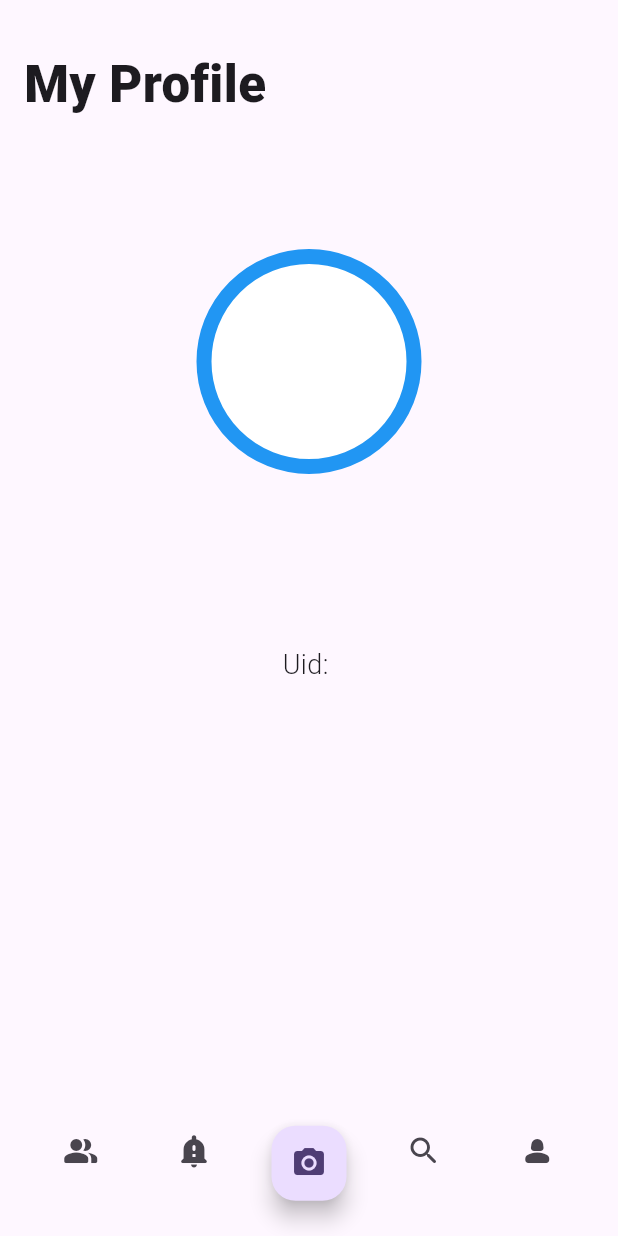
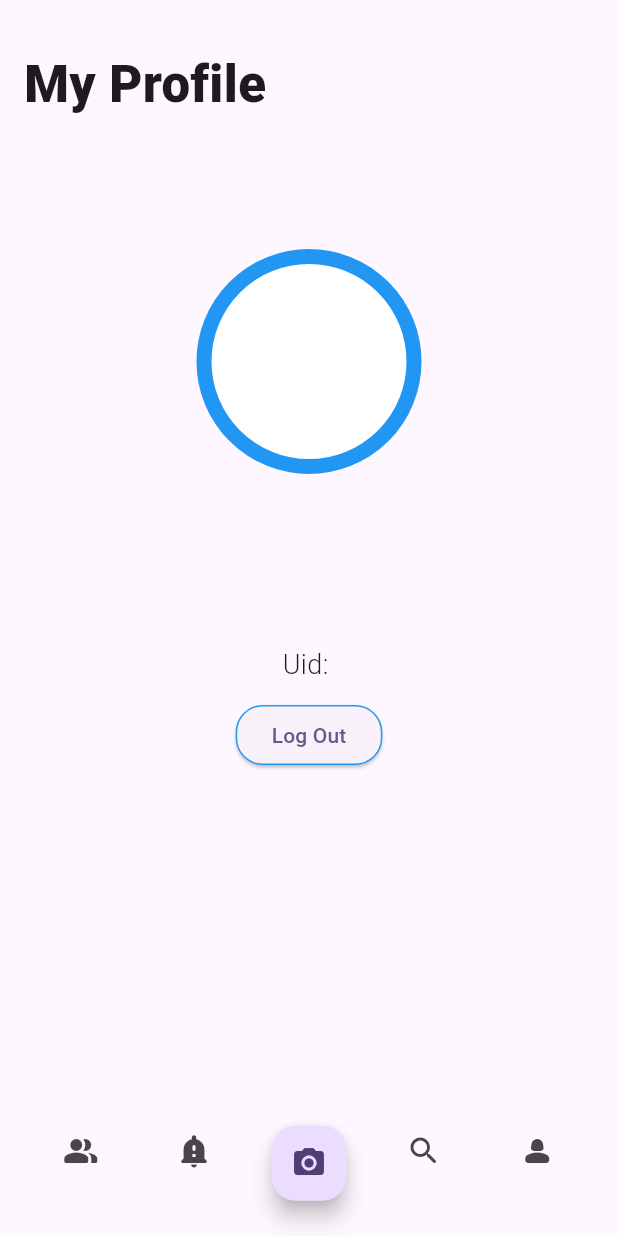
Before and after one commit to ahmed-debbech/divide_frontend, a Flutter app: the Shell screen opened directly, item 4 of the bottom bar chosen, on a phone screen of 412 x 824 dp. Run offline on Flutter 3.47's test engine with Material 3 defaults, Android fonts, the phone set to English and light mode, and no system bars; our stand-ins replace qr_flutter, shared_preferences; missing offline and left inert: qr_code_scanner; accounts and stored records are empty; network calls fail.

Commit message:
add logout button

```diff
--- a/lib/shared_pref/SharedPrefDb.dart
+++ b/lib/shared_pref/SharedPrefDb.dart
@@ -23,4 +23,9 @@ class SharedPrefDb {
       String token = prefs.getString('access_token') ?? '';
       return token;
   }
+
+  void resetToken() async{
+    final SharedPreferences prefs = await SharedPreferences.getInstance();
+    await prefs.setString('access_token', '');
+  }
 }
--- a/lib/ui/pages/MyProfilePage.dart
+++ b/lib/ui/pages/MyProfilePage.dart
@@ -1,5 +1,7 @@
 import 'package:divide_frontend/models/MyProfileData.dart';
 import 'package:divide_frontend/services/UsersService.dart';
+import 'package:divide_frontend/shared_pref/SharedPrefDb.dart';
+import 'package:divide_frontend/ui/Login.dart';
 import 'package:divide_frontend/ui/common/QrCodeWidget.dart';
 import 'package:flutter/cupertino.dart';
 import 'package:flutter/material.dart';
@@ -12,6 +14,7 @@ class MyProfilePage extends StatefulWidget {
 class _MyProfileState extends State<MyProfilePage> {
   late UsersService us;
 
+  SharedPrefDb shared = SharedPrefDb();
   MyProfileData mpd = MyProfileData(fullName: "", email: "", uid: "");
 
   @override
@@ -54,7 +57,25 @@ class _MyProfileState extends State<MyProfilePage> {
           ),
         ),
         if (mpd.uid != "") QRCodeWidget(data: "${mpd.uid}"),
-        if (mpd.uid != "") Text("Share it with your friends!")
+        if (mpd.uid != "") Text("Share it with your friends!"),
+        const SizedBox(height: 10),
+        ElevatedButton(
+            onPressed: () {
+              Navigator.pushAndRemoveUntil(
+                context,
+                MaterialPageRoute(
+                  builder: (context) => LoginPage()
+                ),
+              ModalRoute.withName("/Home")
+              );
+              shared.resetToken();
+            },
+            child: const Text("Log Out"),
+            style: ButtonStyle(
+                shape: MaterialStateProperty.all<RoundedRectangleBorder>(
+                    RoundedRectangleBorder(
+                        borderRadius: BorderRadius.circular(18.0),
+                        side: BorderSide(color: Colors.blue)))))
       ],
     ));
   }
```
Also changed, not shown: lib/services/common/HandleAuthError.dart (+4 -3 lines).
